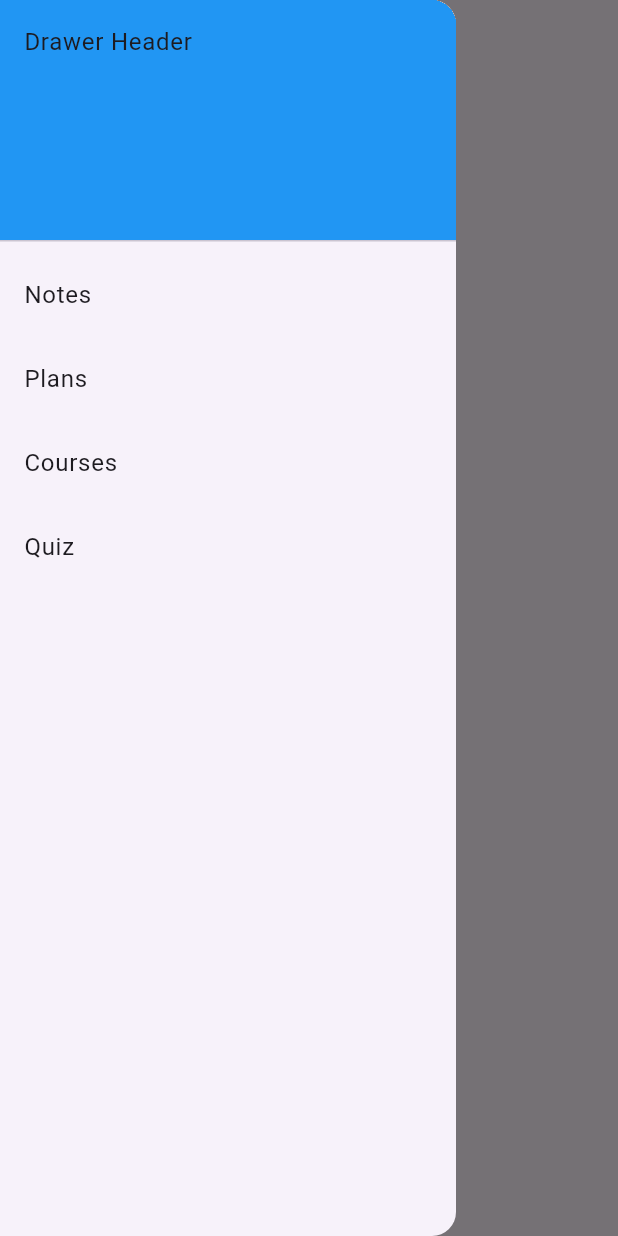
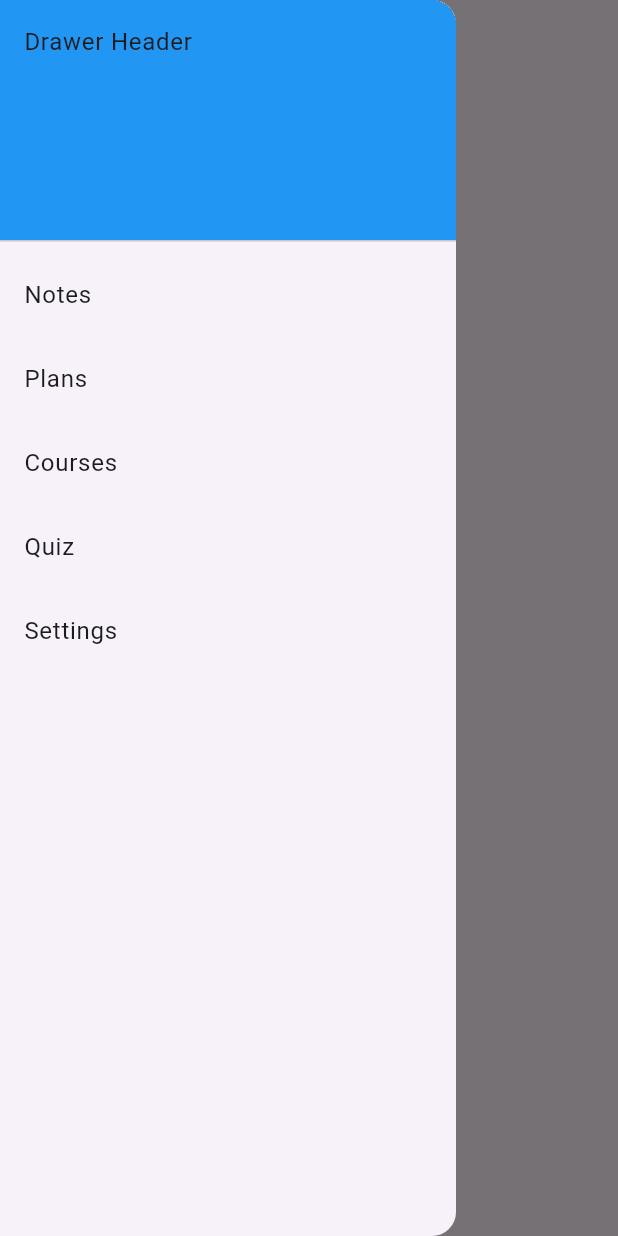
Before and after one commit to behruzergashaliyevvv/06.04.2024, a Flutter app: the screen it shows after launch, with the side drawer open, on a phone screen of 412 x 824 dp. Run offline on Flutter 3.47's test engine with Material 3 defaults, Android fonts, the phone set to English and light mode, and no system bars; our stand-ins replace shared_preferences, youtube_player_flutter.

Commit message:
first commit

```diff
--- a/lib/main.dart
+++ b/lib/main.dart
@@ -39,7 +39,7 @@ class MyApp extends StatelessWidget {
         '/plans': (context) => PlansScreen(),
         '/courses': (context) => CourseScreen(),
         '/settings': (context) => SettingsScreen(toggleTheme: themeNotifier.toggleTheme),
-        '/quiz': (context) => QuizScreen(),  // Register the QuizScreen
+        '/quiz': (context) => QuizScreen(),
       },
     );
   }
--- a/lib/views/home_screen.dart
+++ b/lib/views/home_screen.dart
@@ -6,48 +6,52 @@ class HomeScreen extends StatelessWidget {
     return Scaffold(
       appBar: AppBar(
         title: Text('Home'),
-        actions: [
-
-        ],
+        actions: [],
       ),
       drawer: Drawer(
         child: ListView(
           padding: EdgeInsets.zero,
           children: <Widget>[
-            DrawerHeader(
+             const DrawerHeader(
               child: Text('Drawer Header'),
               decoration: BoxDecoration(
                 color: Colors.blue,
               ),
             ),
             ListTile(
-              title: Text('Notes'),
+              title: const Text('Notes'),
               onTap: () {
                 Navigator.pushNamed(context, '/notes');
               },
             ),
             ListTile(
-              title: Text('Plans'),
+              title: const Text('Plans'),
               onTap: () {
                 Navigator.pushNamed(context, '/plans');
               },
             ),
             ListTile(
-              title: Text('Courses'),
+              title: const Text('Courses'),
               onTap: () {
                 Navigator.pushNamed(context, '/courses');
               },
             ),
             ListTile(
-              title: Text('Quiz'),
+              title: const Text('Quiz'),
               onTap: () {
                 Navigator.pushNamed(context, '/quiz');
+              },
+            ),
+            ListTile(
+              title: const Text('Settings'),
+              onTap: () {
+                Navigator.pushNamed(context, '/settings');
               },
             ),
           ],
         ),
       ),
-      body: Center(
+      body: const Center(
         child: Column(
           mainAxisAlignment: MainAxisAlignment.center,
           children: [],
```
Also changed, not shown: 1 other file.
